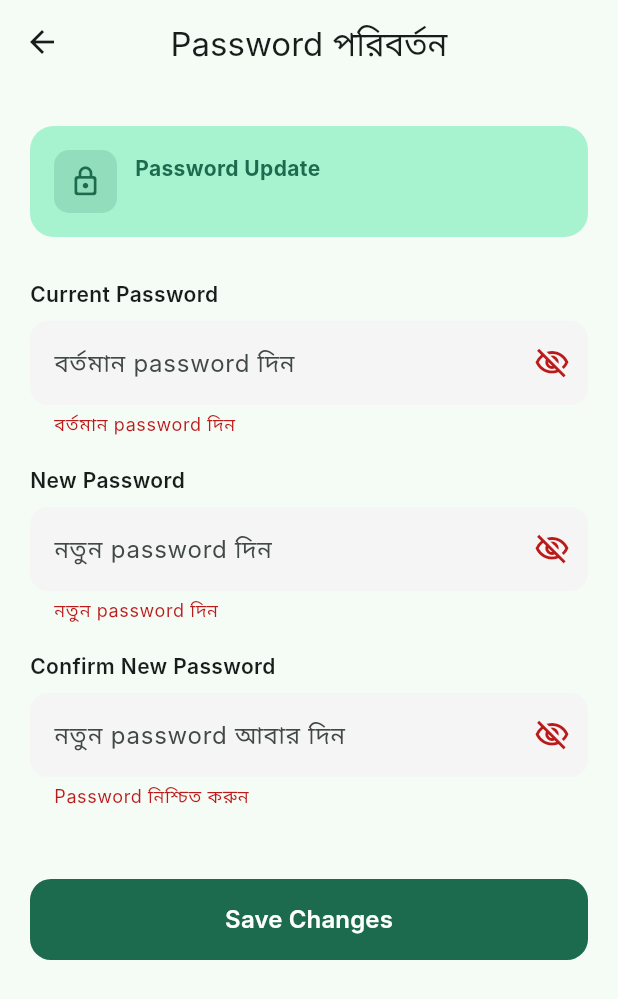
After one commit to gitsifat091/house-manager, a Flutter app: the ChangePasswordScreen screen opened directly, after a tap on "Save Changes", on a phone screen of 412 x 824 dp. The commit adds this screen. Shown: the top 999 px of the screen. Run offline on Flutter 3.47's test engine with Material 3 defaults, Android fonts, the phone set to English and light mode, and no system bars; our stand-ins replace cloud_firestore, firebase_auth, firebase_core, firebase_messaging, fl_chart, image_picker and 3 more; accounts and stored records are empty; Roboto replaces fonts that are missing (Inter).

Commit message:
Password Reset and Forgot Password (Gmail - spam)

```diff
--- /dev/null
+++ b/lib/screens/auth/change_password_screen.dart
@@ -0,0 +1,286 @@
+import 'package:flutter/material.dart';
+import 'package:provider/provider.dart';
+import '../../services/auth_service.dart';
+
+class ChangePasswordScreen extends StatefulWidget {
+  const ChangePasswordScreen({super.key});
+
+  @override
+  State<ChangePasswordScreen> createState() => _ChangePasswordScreenState();
+}
+
+class _ChangePasswordScreenState extends State<ChangePasswordScreen> {
+  final _formKey = GlobalKey<FormState>();
+  final _currentCtrl = TextEditingController();
+  final _newCtrl = TextEditingController();
+  final _confirmCtrl = TextEditingController();
+  bool _loading = false;
+  bool _obscureCurrent = true;
+  bool _obscureNew = true;
+  bool _obscureConfirm = true;
+
+  @override
+  void dispose() {
+    _currentCtrl.dispose();
+    _newCtrl.dispose();
+    _confirmCtrl.dispose();
+    super.dispose();
+  }
+
+  Future<void> _submit() async {
+    if (!_formKey.currentState!.validate()) return;
+    setState(() => _loading = true);
+
+    final error = await context.read<AuthService>().changePassword(
+      currentPassword: _currentCtrl.text.trim(),
+      newPassword: _newCtrl.text.trim(),
+    );
+
+    if (mounted) {
+      setState(() => _loading = false);
+      if (error != null) {
+        ScaffoldMessenger.of(context).showSnackBar(
+          SnackBar(content: Text(error), backgroundColor: Colors.red),
+        );
+      } else {
+        ScaffoldMessenger.of(context).showSnackBar(
+          const SnackBar(
+            content: Text('Password সফলভাবে পরিবর্তন হয়েছে! ✅'),
+            backgroundColor: Colors.green,
+          ),
+        );
+        Navigator.pop(context);
+      }
+    }
+  }
+
+  @override
+  Widget build(BuildContext context) {
+    final user = context.read<AuthService>().currentUser!;
+    final color = Theme.of(context).colorScheme;
+
+    return Scaffold(
+      appBar: AppBar(title: const Text('Password পরিবর্তন'), centerTitle: true),
+      body: SingleChildScrollView(
+        padding: const EdgeInsets.all(20),
+        child: Form(
+          key: _formKey,
+          child: Column(
+            children: [
+              const SizedBox(height: 8),
+
+              // Email info card
+              Container(
+                width: double.infinity,
+                padding: const EdgeInsets.all(16),
+                decoration: BoxDecoration(
+                  color: color.primaryContainer,
+                  borderRadius: BorderRadius.circular(16),
+                ),
+                child: Row(
+                  children: [
+                    Container(
+                      padding: const EdgeInsets.all(10),
+                      decoration: BoxDecoration(
+                        color: color.primary.withOpacity(0.15),
+                        borderRadius: BorderRadius.circular(10),
+                      ),
+                      child: Icon(Icons.lock_outline_rounded,
+                          color: color.primary, size: 22),
+                    ),
+                    const SizedBox(width: 12),
+                    Expanded(
+                      child: Column(
+                        crossAxisAlignment: CrossAxisAlignment.start,
+                        children: [
+                          Text('Password Update',
+                              style: TextStyle(
+                                  fontWeight: FontWeight.bold,
+                                  color: color.primary)),
+                          Text(user.email,
+                              style: TextStyle(
+                                  fontSize: 13,
+                                  color: color.primary.withOpacity(0.7))),
+                        ],
+                      ),
+                    ),
+                  ],
+                ),
+              ),
+              const SizedBox(height: 28),
+
+              // Current Password
+              _buildLabel('Current Password'),
+              const SizedBox(height: 8),
+              TextFormField(
+                controller: _currentCtrl,
+                obscureText: _obscureCurrent,
+                decoration: InputDecoration(
+                  hintText: 'বর্তমান password দিন',
+                  suffixIcon: IconButton(
+                    icon: Icon(_obscureCurrent
+                        ? Icons.visibility_off_outlined
+                        : Icons.visibility_outlined),
+                    onPressed: () =>
+                        setState(() => _obscureCurrent = !_obscureCurrent),
+                  ),
+                ),
+                validator: (v) =>
+                    v!.isEmpty ? 'বর্তমান password দিন' : null,
+              ),
+              const SizedBox(height: 20),
+
+              // New Password
+              _buildLabel('New Password'),
+              const SizedBox(height: 8),
+              TextFormField(
+                controller: _newCtrl,
+                obscureText: _obscureNew,
+                decoration: InputDecoration(
+                  hintText: 'নতুন password দিন',
+                  suffixIcon: IconButton(
+                    icon: Icon(_obscureNew
+                        ? Icons.visibility_off_outlined
+                        : Icons.visibility_outlined),
+                    onPressed: () =>
+                        setState(() => _obscureNew = !_obscureNew),
+                  ),
+                ),
+                validator: (v) {
+                  if (v!.isEmpty) return 'নতুন password দিন';
+                  if (v.length < 6) return 'কমপক্ষে ৬ character';
+                  if (v == _currentCtrl.text) {
+                    return 'নতুন password বর্তমানটার মতো হতে পারবে না';
+                  }
+                  return null;
+                },
+              ),
+              const SizedBox(height: 20),
+
+              // Confirm New Password
+              _buildLabel('Confirm New Password'),
+              const SizedBox(height: 8),
+              TextFormField(
+                controller: _confirmCtrl,
+                obscureText: _obscureConfirm,
+                decoration: InputDecoration(
+                  hintText: 'নতুন password আবার দিন',
+                  suffixIcon: IconButton(
+                    icon: Icon(_obscureConfirm
+                        ? Icons.visibility_off_outlined
+                        : Icons.visibility_outlined),
+                    onPressed: () =>
+                        setState(() => _obscureConfirm = !_obscureConfirm),
+                  ),
+                ),
+                validator: (v) {
+                  if (v!.isEmpty) return 'Password নিশ্চিত করুন';
+                  if (v != _newCtrl.text) return 'Password মিলছে না';
+                  return null;
+                },
+              ),
+              const SizedBox(height: 32),
+
+              // Password strength indicator
+              if (_newCtrl.text.isNotEmpty)
+                _PasswordStrength(password: _newCtrl.text),
+
+              const SizedBox(height: 16),
+
+              // Submit button
+              SizedBox(
+                width: double.infinity,
+                height: 54,
+                child: FilledButton(
+                  onPressed: _loading ? null : _submit,
+                  style: FilledButton.styleFrom(
+                    shape: RoundedRectangleBorder(
+                        borderRadius: BorderRadius.circular(14)),
+                  ),
+                  child: _loading
+                      ? const SizedBox(
+                          width: 22,
+                          height: 22,
+                          child: CircularProgressIndicator(
+                              color: Colors.white, strokeWidth: 2))
+                      : const Text('Save Changes',
+                          style: TextStyle(
+                              fontSize: 16, fontWeight: FontWeight.w600)),
+                ),
+              ),
+            ],
+          ),
+        ),
+      ),
+    );
+  }
+
+  Widget _buildLabel(String text) {
+    return Align(
+      alignment: Alignment.centerLeft,
+      child: Text(text,
+          style: const TextStyle(
+              fontSize: 14, fontWeight: FontWeight.w600)),
+    );
+  }
+}
+
+class _PasswordStrength extends StatelessWidget {
+  final String password;
+  const _PasswordStrength({required this.password});
+
+  int get _strength {
+    int score = 0;
+    if (password.length >= 6) score++;
+    if (password.length >= 10) score++;
+    if (password.contains(RegExp(r'[A-Z]'))) score++;
+    if (password.contains(RegExp(r'[0-9]'))) score++;
+    if (password.contains(RegExp(r'[!@#$%^&*]'))) score++;
+    return score;
+  }
+
+  @override
+  Widget build(BuildContext context) {
+    final strength = _strength;
+    final labels = ['', 'খুব দুর্বল', 'দুর্বল', 'মোটামুটি', 'শক্তিশালী', 'খুব শক্তিশালী'];
+    final colors = [
+      Colors.grey,
+      Colors.red,
+      Colors.orange,
+      Colors.yellow.shade700,
+      Colors.lightGreen,
+      Colors.green,
+    ];
+
+    return Column(
+      crossAxisAlignment: CrossAxisAlignment.start,
+      children: [
+        Row(
+          children: List.generate(5, (i) {
+            return Expanded(
+              child: Container(
+                height: 4,
+                margin: const EdgeInsets.only(right: 4),
+                decoration: BoxDecoration(
+                  color: i < strength
+                      ? colors[strength]
+                      : Colors.grey.shade200,
+                  borderRadius: BorderRadius.circular(2),
+                ),
+              ),
+            );
+          }),
+        ),
+        const SizedBox(height: 6),
+        if (strength > 0)
+          Text(
+            'Password strength: ${labels[strength]}',
+            style: TextStyle(
+                fontSize: 12,
+                color: colors[strength],
+                fontWeight: FontWeight.w500),
+          ),
+      ],
+    );
+  }
+}
```
Also changed, not shown: lib/screens/auth/forgot_password_screen.dart (added, +240 -0 lines), lib/screens/auth/login_screen.dart (+12 -0 lines), lib/screens/landlord/settings_screen.dart (+5 -2 lines), lib/services/auth_service.dart (+49 -8 lines).
